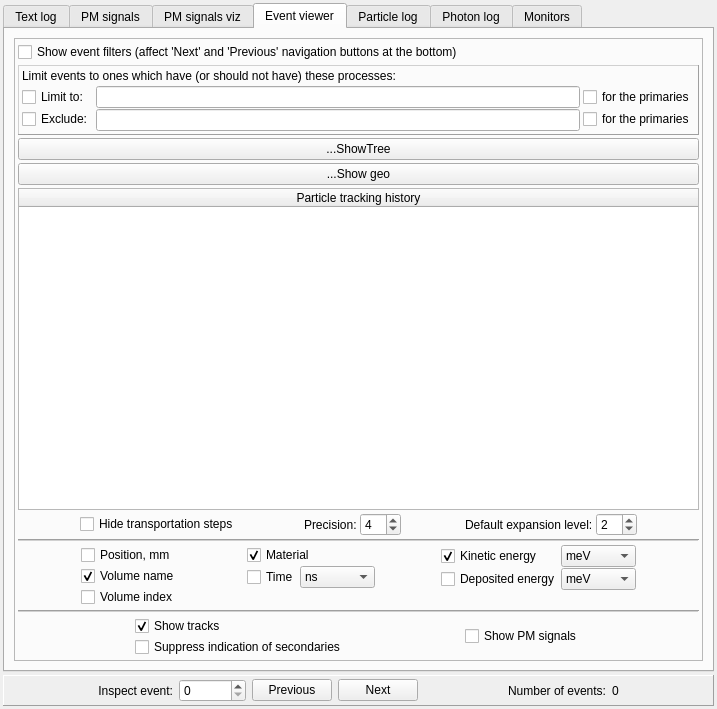
The window that src/gui/outputwindow.ui (andrmor/ANTS2) describes before a commit, drawn with Qt 5.
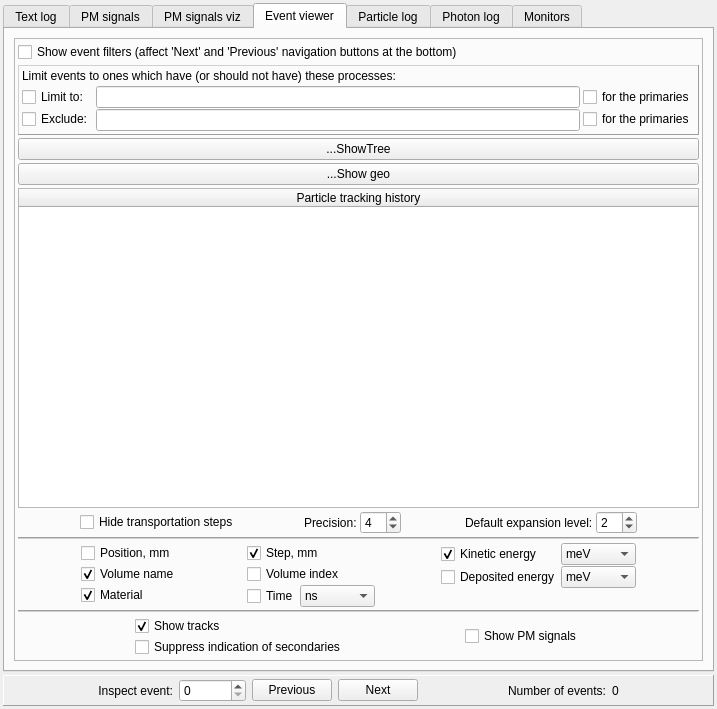
The same window after the commit.

```diff
--- a/src/gui/outputwindow.ui
+++ b/src/gui/outputwindow.ui
@@ -1037,33 +1037,6 @@
                 </widget>
                </item>
                <item>
-                <widget class="QCheckBox" name="cbEVvi">
-                 <property name="text">
-                  <string>Volume index</string>
-                 </property>
-                </widget>
-               </item>
-              </layout>
-             </item>
-             <item>
-              <spacer name="horizontalSpacer_5">
-               <property name="orientation">
-                <enum>Qt::Horizontal</enum>
-               </property>
-               <property name="sizeHint" stdset="0">
-                <size>
-                 <width>40</width>
-                 <height>20</height>
-                </size>
-               </property>
-              </spacer>
-             </item>
-             <item>
-              <layout class="QVBoxLayout" name="verticalLayout_8">
-               <property name="spacing">
-                <number>1</number>
-               </property>
-               <item>
                 <widget class="QCheckBox" name="cbEVmat">
                  <property name="text">
                   <string>Material</string>
@@ -1073,6 +1046,43 @@
                  </property>
                 </widget>
                </item>
+              </layout>
+             </item>
+             <item>
+              <spacer name="horizontalSpacer_5">
+               <property name="orientation">
+                <enum>Qt::Horizontal</enum>
+               </property>
+               <property name="sizeHint" stdset="0">
+                <size>
+                 <width>40</width>
+                 <height>20</height>
+                </size>
+               </property>
+              </spacer>
+             </item>
+             <item>
+              <layout class="QVBoxLayout" name="verticalLayout_8">
+               <property name="spacing">
+                <number>1</number>
+               </property>
+               <item>
+                <widget class="QCheckBox" name="cbEVstep">
+                 <property name="text">
+                  <string>Step, mm</string>
+                 </property>
+                 <property name="checked">
+                  <bool>true</bool>
+                 </property>
+                </widget>
+               </item>
+               <item>
+                <widget class="QCheckBox" name="cbEVvi">
+                 <property name="text">
+                  <string>Volume index</string>
+                 </property>
+                </widget>
+               </item>
                <item>
                 <layout class="QHBoxLayout" name="horizontalLayout_10">
                  <item>
@@ -1115,13 +1125,6 @@
                  </item>
                 </layout>
                </item>
-               <item>
-                <widget class="QLabel" name="label_8">
-                 <property name="text">
-                  <string> </string>
-                 </property>
-                </widget>
-               </item>
               </layout>
              </item>
              <item>
@@ -1232,7 +1235,7 @@
                <item>
                 <widget class="QLabel" name="label_26">
                  <property name="text">
-                  <string> </string>
+                  <string/>
                  </property>
                 </widget>
                </item>
```
Left out of the diff: 36 changed lines with no effect on the pictures.
